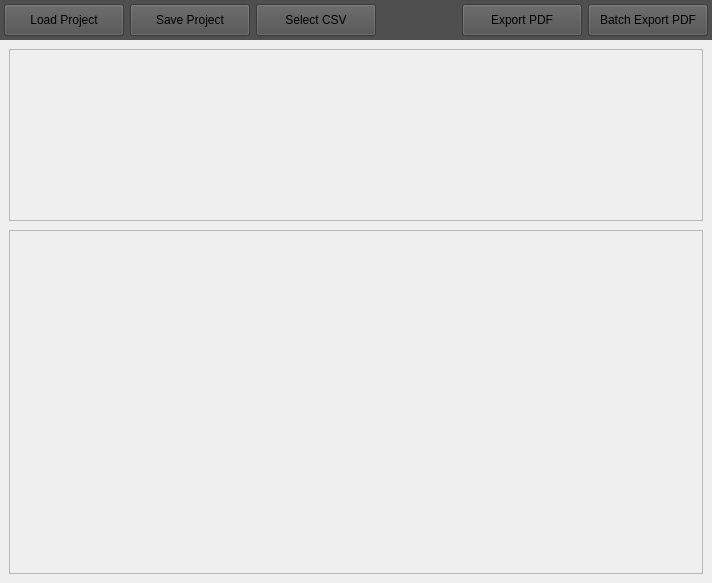
This is src/pageoptions.ui in willmh93/SonaeLabelMaker as Qt 5 draws it before an edit. The edited form follows.
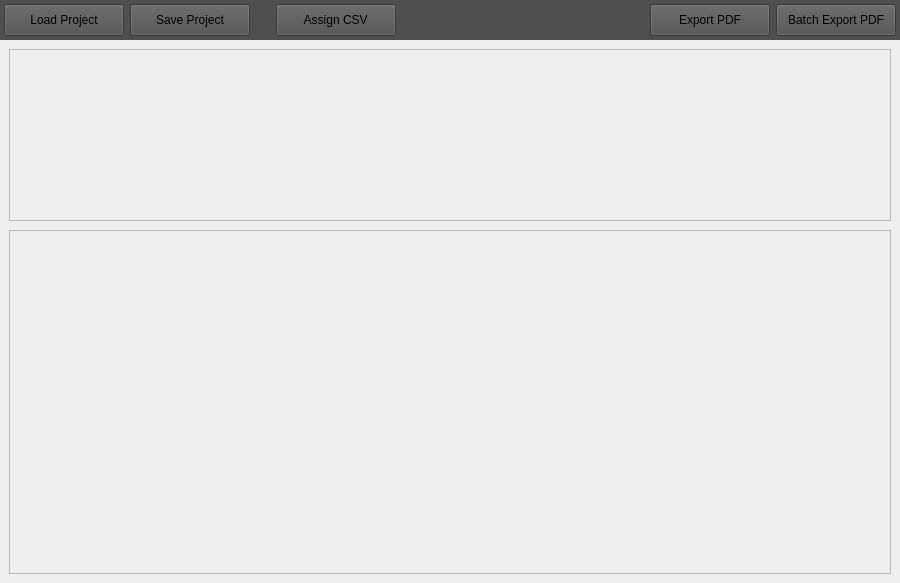
This is the edited form. Icons and pictures are not drawn.

What changed in the file:
```diff
--- a/src/pageoptions.ui
+++ b/src/pageoptions.ui
@@ -6,7 +6,7 @@
    <rect>
     <x>0</x>
     <y>0</y>
-    <width>712</width>
+    <width>900</width>
     <height>583</height>
    </rect>
   </property>
@@ -164,6 +164,22 @@
           </property>
          </widget>
         </item>
+        <item>
+         <spacer name="horizontalSpacer_2">
+          <property name="orientation">
+           <enum>Qt::Orientation::Horizontal</enum>
+          </property>
+          <property name="sizeType">
+           <enum>QSizePolicy::Policy::Fixed</enum>
+          </property>
+          <property name="sizeHint" stdset="0">
+           <size>
+            <width>20</width>
+            <height>20</height>
+           </size>
+          </property>
+         </spacer>
+        </item>
         <item>
          <widget class="QPushButton" name="csv_btn">
           <property name="minimumSize">
@@ -173,7 +189,7 @@
            </size>
           </property>
           <property name="text">
-           <string> Select CSV </string>
+           <string> Assign CSV </string>
           </property>
           <property name="icon">
            <iconset resource="../resources.qrc">
@@ -181,8 +197,8 @@
           </property>
           <property name="iconSize">
            <size>
-            <width>22</width>
-            <height>22</height>
+            <width>18</width>
+            <height>18</height>
            </size>
           </property>
          </widget>
@@ -211,6 +227,12 @@
           <property name="text">
            <string>Export PDF</string>
           </property>
+          <property name="iconSize">
+           <size>
+            <width>22</width>
+            <height>22</height>
+           </size>
+          </property>
          </widget>
         </item>
         <item>
```
Left out of the diff: 2 changed lines with no effect on the pictures.
